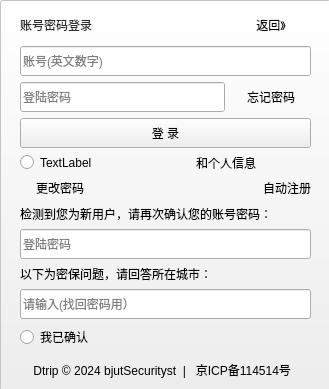
This is login.ui in bjutSecurityst/Dtrip as Qt 5 draws it before an edit. The edited form follows.
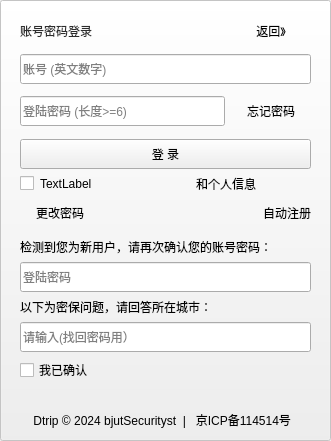
This is the edited form.

The edit to the form file:
```diff
--- a/login.ui
+++ b/login.ui
@@ -6,20 +6,23 @@
    <rect>
     <x>0</x>
     <y>0</y>
-    <width>329</width>
-    <height>389</height>
+    <width>331</width>
+    <height>441</height>
    </rect>
   </property>
   <property name="windowTitle">
    <string>Form</string>
   </property>
+  <property name="autoFillBackground">
+   <bool>false</bool>
+  </property>
   <widget class="QWidget" name="verticalLayoutWidget">
    <property name="geometry">
     <rect>
      <x>20</x>
      <y>10</y>
      <width>291</width>
-     <height>351</height>
+     <height>391</height>
     </rect>
    </property>
    <layout class="QVBoxLayout" name="verticalLayout" stretch="0,0,0,0,0,0,0,3,0,0,2,0,0,0,0,0,0,0">
@@ -100,7 +103,7 @@
        <string notr="true">font: 12pt &quot;Microsoft YaHei UI&quot;;</string>
       </property>
       <property name="placeholderText">
-       <string>账号(英文数字)</string>
+       <string>账号 (英文数字)</string>
       </property>
      </widget>
     </item>
@@ -140,7 +143,7 @@
          <enum>QLineEdit::EchoMode::Password</enum>
         </property>
         <property name="placeholderText">
-         <string>登陆密码</string>
+         <string>登陆密码 (长度&gt;=6)</string>
         </property>
        </widget>
       </item>
@@ -212,9 +215,9 @@
      </widget>
     </item>
     <item>
-     <layout class="QHBoxLayout" name="horizontalLayout_5" stretch="1,20,0">
+     <layout class="QHBoxLayout" name="horizontalLayout_5" stretch="0,20,0">
       <item>
-       <widget class="QRadioButton" name="radioButton">
+       <widget class="QCheckBox" name="checkBox">
         <property name="maximumSize">
          <size>
           <width>270</width>
@@ -397,7 +400,7 @@
      </widget>
     </item>
     <item>
-     <widget class="QRadioButton" name="radioButton_2">
+     <widget class="QCheckBox" name="checkBox_2">
       <property name="text">
        <string>我已确认</string>
       </property>
@@ -427,7 +430,7 @@
      <x>0</x>
      <y>0</y>
      <width>331</width>
-     <height>391</height>
+     <height>441</height>
     </rect>
    </property>
    <property name="text">
@@ -441,7 +444,7 @@
    <property name="geometry">
     <rect>
      <x>20</x>
-     <y>360</y>
+     <y>410</y>
      <width>291</width>
      <height>20</height>
     </rect>
```
